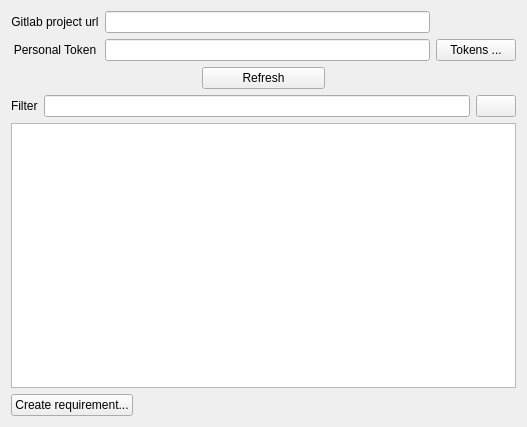
Above: src/3rdparty/traceability/requirements/ui/requirementswidget.ui from esa/spacecreator before the change. Below: the same form after it.
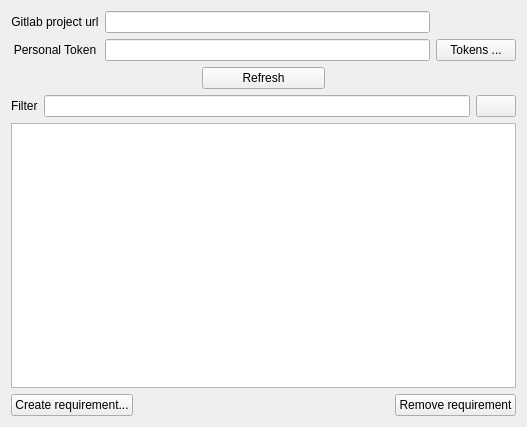
That is the form after the change.

Commit message: Remove the selected requirement in the model

What changed in the file:
```diff
--- a/src/3rdparty/traceability/requirements/ui/requirementswidget.ui
+++ b/src/3rdparty/traceability/requirements/ui/requirementswidget.ui
@@ -48,6 +48,13 @@
        </property>
       </spacer>
      </item>
+     <item>
+      <widget class="QPushButton" name="removeRequirementButton">
+       <property name="text">
+        <string>Remove requirement</string>
+       </property>
+      </widget>
+     </item>
     </layout>
    </item>
    <item row="0" column="0">
```
The commit also changes 10 other files.
